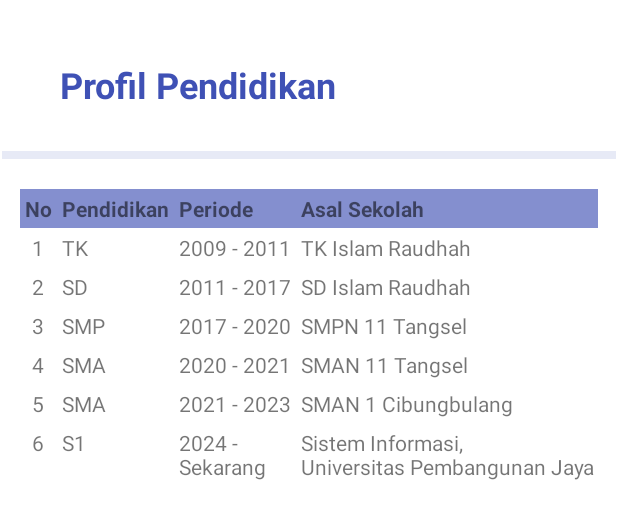
After one commit to kailazanita/UAS_PAB, an Android app: the layout fragment_pendidikan.xml on its own in the app's theme, with its tools: preview values and no code run, on a phone screen of 412 x 824 dp. The commit adds this screen. Shown: the top 519 px of the screen. Run offline under Robolectric (Android 15) with nearby library versions, the phone set to English and light mode, and no system bars.

Commit message:
Menambah fragment_pendidikan.xml

```diff
--- a/app/src/main/java/com/example/uas_pab/VerifikasiSigninActivity.java
+++ b/app/src/main/java/com/example/uas_pab/VerifikasiSigninActivity.java
@@ -29,19 +29,22 @@ public class VerifikasiSigninActivity extends AppCompatActivity {
         String inputUserID = ambilUserIDPassword.getStringExtra("parInputUserID");
         String inputPassword = ambilUserIDPassword.getStringExtra("parInputPassword");
 
+        if(inputUserID.equals("")) {
+            Intent kirimResponGagal = new Intent();
+            kirimResponGagal.putExtra("parRespon", "User ID dan Password Tidak Boleh Kosong");
+            setResult(RESULT_OK, kirimResponGagal);
+        } else {
             if (inputUserID.equals(userID)) {
                 if (inputPassword.equals(password)) {
                     Intent kirimResponBerhasil = new Intent(this, ProfilActivity.class);
                     startActivity(kirimResponBerhasil);
-            }
-            else {
+                } else {
                     Intent kirimResponGagal = new Intent();
                     kirimResponGagal.putExtra("parRespon", "Password Salah");
                     setResult(RESULT_OK, kirimResponGagal);
                     finish();
                 }
-        }
-        else {
+            } else {
                 Intent kirimResponGagal = new Intent();
                 kirimResponGagal.putExtra("parRespon", "User ID Salah");
                 setResult(RESULT_OK, kirimResponGagal);
@@ -49,3 +52,4 @@ public class VerifikasiSigninActivity extends AppCompatActivity {
             }
         }
     }
+}
--- /dev/null
+++ b/app/src/main/res/layout/fragment_pendidikan.xml
@@ -0,0 +1,292 @@
+<?xml version="1.0" encoding="utf-8"?>
+<androidx.constraintlayout.widget.ConstraintLayout xmlns:android="http://schemas.android.com/apk/res/android"
+    xmlns:app="http://schemas.android.com/apk/res-auto"
+    xmlns:tools="http://schemas.android.com/tools"
+    android:layout_width="match_parent"
+    android:layout_height="match_parent"
+    android:textAlignment="center">
+
+    <TextView
+        android:id="@+id/textView"
+        android:layout_width="wrap_content"
+        android:layout_height="wrap_content"
+        android:layout_marginStart="40dp"
+        android:layout_marginTop="40dp"
+        android:text="Profil Pendidikan"
+        android:textColor="#3F51B5"
+        android:textSize="24sp"
+        android:textStyle="bold"
+        app:layout_constraintStart_toStartOf="parent"
+        app:layout_constraintTop_toTopOf="parent" />
+
+    <View
+        android:id="@+id/divider2"
+        android:layout_width="409dp"
+        android:layout_height="5dp"
+        android:layout_marginTop="28dp"
+        android:background="?android:attr/listDivider"
+        android:backgroundTint="#3F51B5"
+        app:layout_constraintEnd_toEndOf="parent"
+        app:layout_constraintStart_toStartOf="parent"
+        app:layout_constraintTop_toBottomOf="@+id/textView" />
+
+    <TableLayout
+        android:layout_width="385dp"
+        android:layout_height="0dp"
+        android:layout_marginStart="13dp"
+        android:layout_marginTop="20dp"
+        android:layout_marginEnd="13dp"
+        android:maxWidth="409dp"
+        app:layout_constraintEnd_toEndOf="parent"
+        app:layout_constraintStart_toStartOf="parent"
+        app:layout_constraintTop_toBottomOf="@+id/divider2">
+
+        <TableRow
+            android:layout_width="match_parent"
+            android:layout_height="match_parent"
+            android:background="#A33F51B5">
+
+            <TextView
+                android:id="@+id/textView2"
+                android:layout_width="wrap_content"
+                android:layout_height="wrap_content"
+                android:backgroundTint="#3F51B5"
+                android:padding="3dp"
+                android:text="No"
+                android:textStyle="bold" />
+
+            <TextView
+                android:id="@+id/textView3"
+                android:layout_width="wrap_content"
+                android:layout_height="wrap_content"
+                android:backgroundTint="#3F51B5"
+                android:padding="3dp"
+                android:text="Pendidikan"
+                android:textStyle="bold" />
+
+            <TextView
+                android:id="@+id/textView4"
+                android:layout_width="wrap_content"
+                android:layout_height="wrap_content"
+                android:backgroundTint="#3F51B5"
+                android:padding="3dp"
+                android:text="Periode"
+                android:textStyle="bold" />
+
+            <TextView
+                android:id="@+id/textView5"
+                android:layout_width="wrap_content"
+                android:layout_height="wrap_content"
+                android:backgroundTint="#3F51B5"
+                android:padding="3dp"
+                android:text="Asal Sekolah"
+                android:textStyle="bold" />
+        </TableRow>
+
+        <TableRow
+            android:layout_width="match_parent"
+            android:layout_height="match_parent">
+
+            <TextView
+                android:id="@+id/textView6"
+                android:layout_width="wrap_content"
+                android:layout_height="wrap_content"
+                android:padding="3dp"
+                android:text="1"
+                android:textAlignment="center" />
+
+            <TextView
+                android:id="@+id/textView7"
+                android:layout_width="wrap_content"
+                android:layout_height="wrap_content"
+                android:padding="3dp"
+                android:text="TK" />
+
+            <TextView
+                android:id="@+id/textView8"
+                android:layout_width="wrap_content"
+                android:layout_height="wrap_content"
+                android:padding="3dp"
+                android:text="2009 - 2011" />
+
+            <TextView
+                android:id="@+id/textView9"
+                android:layout_width="wrap_content"
+                android:layout_height="wrap_content"
+                android:padding="3dp"
+                android:text="TK Islam Raudhah" />
+        </TableRow>
+
+        <TableRow
+            android:layout_width="match_parent"
+            android:layout_height="match_parent">
+
+            <TextView
+                android:id="@+id/textView10"
+                android:layout_width="wrap_content"
+                android:layout_height="wrap_content"
+                android:padding="3dp"
+                android:text="2"
+                android:textAlignment="center" />
+
+            <TextView
+                android:id="@+id/textView11"
+                android:layout_width="wrap_content"
+                android:layout_height="wrap_content"
+                android:padding="3dp"
+                android:text="SD" />
+
+            <TextView
+                android:id="@+id/textView12"
+                android:layout_width="wrap_content"
+                android:layout_height="wrap_content"
+                android:padding="3dp"
+                android:text="2011 - 2017" />
+
+            <TextView
+                android:id="@+id/textView13"
+                android:layout_width="wrap_content"
+                android:layout_height="wrap_content"
+                android:padding="3dp"
+                android:text="SD Islam Raudhah" />
+        </TableRow>
+
+        <TableRow
+            android:layout_width="match_parent"
+            android:layout_height="match_parent">
+
+            <TextView
+                android:id="@+id/textView14"
+                android:layout_width="wrap_content"
+                android:layout_height="wrap_content"
+                android:padding="3dp"
+                android:text="3"
+                android:textAlignment="center" />
+
+            <TextView
+                android:id="@+id/textView15"
+                android:layout_width="wrap_content"
+                android:layout_height="wrap_content"
+                android:padding="3dp"
+                android:text="SMP" />
+
+            <TextView
+                android:id="@+id/textView16"
+                android:layout_width="wrap_content"
+                android:layout_height="wrap_content"
+                android:padding="3dp"
+                android:text="2017 - 2020" />
+
+            <TextView
+                android:id="@+id/textView17"
+                android:layout_width="wrap_content"
+                android:layout_height="wrap_content"
+                android:padding="3dp"
+                android:text="SMPN 11 Tangsel" />
+
+        </TableRow>
+
+        <TableRow
+            android:layout_width="match_parent"
+            android:layout_height="match_parent">
+
+            <TextView
+                android:id="@+id/textView18"
+                android:layout_width="wrap_content"
+                android:layout_height="wrap_content"
+                android:padding="3dp"
+                android:text="4"
+                android:textAlignment="center" />
+
+            <TextView
+                android:id="@+id/textView19"
+                android:layout_width="wrap_content"
+                android:layout_height="wrap_content"
+                android:padding="3dp"
+                android:text="SMA" />
+
+            <TextView
+                android:id="@+id/textView20"
+                android:layout_width="wrap_content"
+                android:layout_height="wrap_content"
+                android:padding="3dp"
+                android:text="2020 - 2021" />
+
+            <TextView
+                android:id="@+id/textView21"
+                android:layout_width="wrap_content"
+                android:layout_height="wrap_content"
+                android:padding="3dp"
+                android:text="SMAN 11 Tangsel" />
+        </TableRow>
+
+        <TableRow
+            android:layout_width="match_parent"
+            android:layout_height="match_parent">
+
+            <TextView
+                android:id="@+id/textView22"
+                android:layout_width="wrap_content"
+                android:layout_height="wrap_content"
+                android:padding="3dp"
+                android:text="5"
+                android:textAlignment="center" />
+
+            <TextView
+                android:id="@+id/textView23"
+                android:layout_width="wrap_content"
+                android:layout_height="wrap_content"
+                android:padding="3dp"
+                android:text="SMA" />
+
+            <TextView
+                android:id="@+id/textView24"
+                android:layout_width="wrap_content"
+                android:layout_height="wrap_content"
+                android:padding="3dp"
+                android:text="2021 - 2023" />
+
+            <TextView
+                android:id="@+id/textView25"
+                android:layout_width="wrap_content"
+                android:layout_height="wrap_content"
+                android:padding="3dp"
+                android:text="SMAN 1 Cibungbulang" />
+        </TableRow>
+
+        <TableRow
+            android:layout_width="match_parent"
+            android:layout_height="match_parent">
+
+            <TextView
+                android:id="@+id/textView26"
+                android:layout_width="wrap_content"
+                android:layout_height="match_parent"
+                android:padding="3dp"
+                android:text="6"
+                android:textAlignment="center" />
+
+            <TextView
+                android:id="@+id/textView27"
+                android:layout_width="wrap_content"
+                android:layout_height="match_parent"
+                android:padding="3dp"
+                android:text="S1" />
+
+            <TextView
+                android:id="@+id/textView28"
+                android:layout_width="wrap_content"
+                android:layout_height="wrap_content"
+                android:padding="3dp"
+                android:text="2024 - \nSekarang" />
+
+            <TextView
+                android:id="@+id/textView29"
+                android:layout_width="wrap_content"
+                android:layout_height="wrap_content"
+                android:padding="3dp"
+                android:text="Sistem Informasi, \nUniversitas Pembangunan Jaya" />
+        </TableRow>
+
+    </TableLayout>
+</androidx.constraintlayout.widget.ConstraintLayout>
```
Lines whose indentation alone changed are shown as unchanged.
